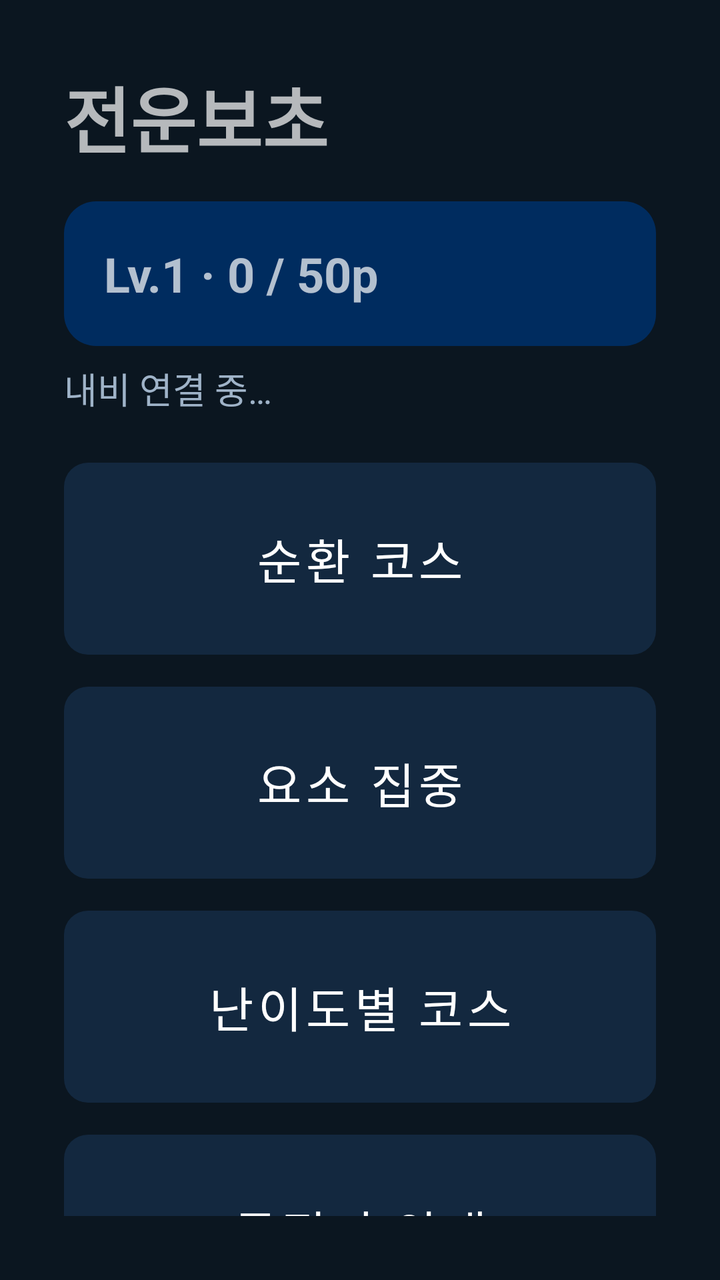
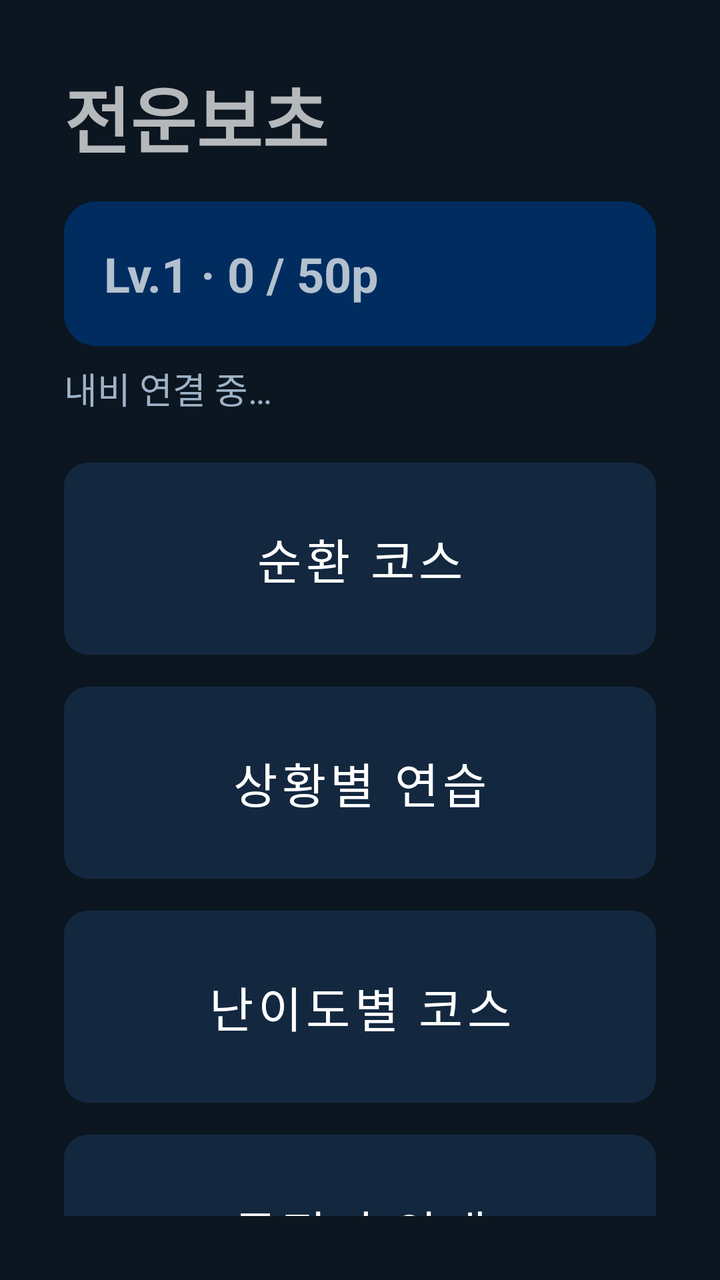

The first picture is an Android layout as it rendered before a commit; the second is the same layout after the commit. The layout source and the unified diff follow.
<!-- AndroidManifest.xml: application theme Theme.Jeonunbochocar -->
<!-- res/layout/screen_home.xml -->
<?xml version="1.0" encoding="utf-8"?>
<LinearLayout xmlns:android="http://schemas.android.com/apk/res/android"
    android:layout_width="match_parent"
    android:layout_height="match_parent"
    android:orientation="vertical"
    android:padding="32dp">

    <TextView
        android:layout_width="wrap_content"
        android:layout_height="wrap_content"
        android:text="전운보초"
        android:textSize="36sp"
        android:textStyle="bold" />

    <TextView
        android:id="@+id/levelText"
        android:layout_width="match_parent"
        android:layout_height="wrap_content"
        android:layout_marginTop="16dp"
        android:background="@drawable/bg_level_card"
        android:padding="20dp"
        android:text="Lv.1 · 0 / 50p"
        android:textSize="24sp"
        android:textStyle="bold" />

    <TextView
        android:id="@+id/navStatus"
        android:layout_width="wrap_content"
        android:layout_height="wrap_content"
        android:layout_marginTop="8dp"
        android:layout_marginBottom="24dp"
        android:text="내비 연결 중…"
        android:textColor="@color/jb_text_secondary"
        android:textSize="18sp" />

    <Button
        android:id="@+id/btnLoop"
        android:layout_width="match_parent"
        android:layout_height="96dp"
        android:text="순환 코스"
        android:textSize="24sp" />

    <Button
        android:id="@+id/btnElement"
        android:layout_width="match_parent"
        android:layout_height="96dp"
        android:layout_marginTop="16dp"
        android:text="요소 집중"
        android:textSize="24sp" />

    <Button
        android:id="@+id/btnLevel"
        android:layout_width="match_parent"
        android:layout_height="96dp"
        android:layout_marginTop="16dp"
        android:text="난이도별 코스"
        android:textSize="24sp" />

    <Button
        android:id="@+id/btnDestination"
        android:layout_width="match_parent"
        android:layout_height="96dp"
        android:layout_marginTop="16dp"
        android:text="목적지 안내"
        android:textSize="24sp" />
</LinearLayout>
<!-- resources referenced by this layout -->
<resources>
  <color name="jb_text_secondary">#9FB3C8</color>
  <!-- drawable bg_level_card (drawable) -->
  <?xml version="1.0" encoding="utf-8"?>
  <shape xmlns:android="http://schemas.android.com/apk/res/android">
      <solid android:color="@color/jb_navy" />
      <corners android:radius="16dp" />
  </shape>
  <style name="Theme.Jeonunbochocar" parent="Theme.MaterialComponents.NoActionBar">
          <item name="colorPrimary">@color/jb_accent</item>
          <item name="colorPrimaryVariant">@color/jb_navy</item>
          <item name="colorOnPrimary">@color/jb_background</item>
          <item name="colorSecondary">@color/jb_accent</item>
          <item name="colorOnSecondary">@color/jb_background</item>
          <item name="android:windowBackground">@color/jb_background</item>
          <item name="android:statusBarColor">@color/jb_background</item>
          <item name="materialButtonStyle">@style/Jb.Button</item>
      </style>
  <color name="jb_navy">#002C5F</color>
  <color name="jb_accent">#00AAD2</color>
  <color name="jb_background">#0B1620</color>
  <style name="Jb.Button" parent="Widget.MaterialComponents.Button.UnelevatedButton">
          <item name="backgroundTint">@color/jb_card</item>
          <item name="android:textColor">@color/white</item>
          <item name="android:textSize">24sp</item>
          <item name="cornerRadius">12dp</item>
          <item name="android:insetTop">0dp</item>
          <item name="android:insetBottom">0dp</item>
      </style>
  <color name="jb_card">#13283F</color>
  <color name="white">#FFFFFFFF</color>
</resources>

<!-- the commit's change to res/layout/screen_home.xml (unified diff, before → after) -->
@@ -45,7 +45,7 @@
         android:layout_width="match_parent"
         android:layout_height="96dp"
         android:layout_marginTop="16dp"
-        android:text="요소 집중"
+        android:text="상황별 연습"
         android:textSize="24sp" />
 
     <Button
